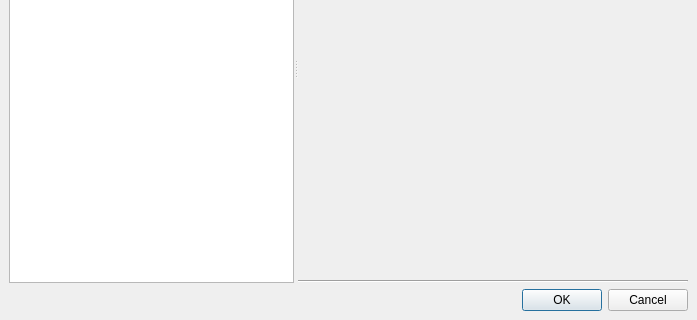
Before: the Qt Designer form src/plugins/coreplugin/dialogs/settingsdialog.ui in qt-creator/qt-creator, drawn with Qt 5; both pictures show x 0 to 697 and y 156 to 476 of the 697 by 476 pixel window.
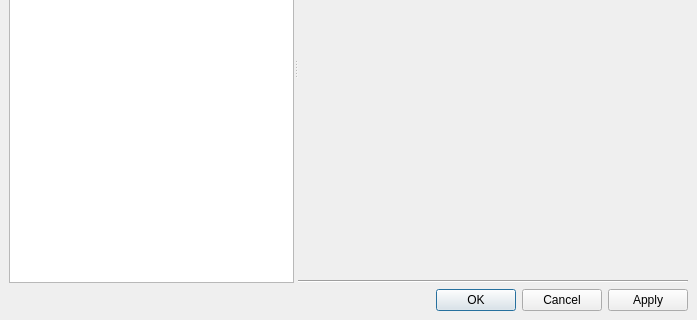
After: the same form once the commit is applied.

Commit message:
Fixes:   Add "Apply" button to Preferences dialog
RevBy:   con

The edit to the form file:
```diff
--- a/src/plugins/coreplugin/dialogs/settingsdialog.ui
+++ b/src/plugins/coreplugin/dialogs/settingsdialog.ui
@@ -76,8 +76,8 @@
      <property name="orientation" >
       <enum>Qt::Horizontal</enum>
      </property>
-     <property name="standardButtons" >
-      <set>QDialogButtonBox::Cancel|QDialogButtonBox::NoButton|QDialogButtonBox::Ok</set>
+     <property name="standardButtons">
+      <set>QDialogButtonBox::Apply|QDialogButtonBox::Cancel|QDialogButtonBox::Ok</set>
      </property>
     </widget>
    </item>
```
Left out of the diff: 67 changed lines with no effect on the pictures. The commit also changes 2 other files.
